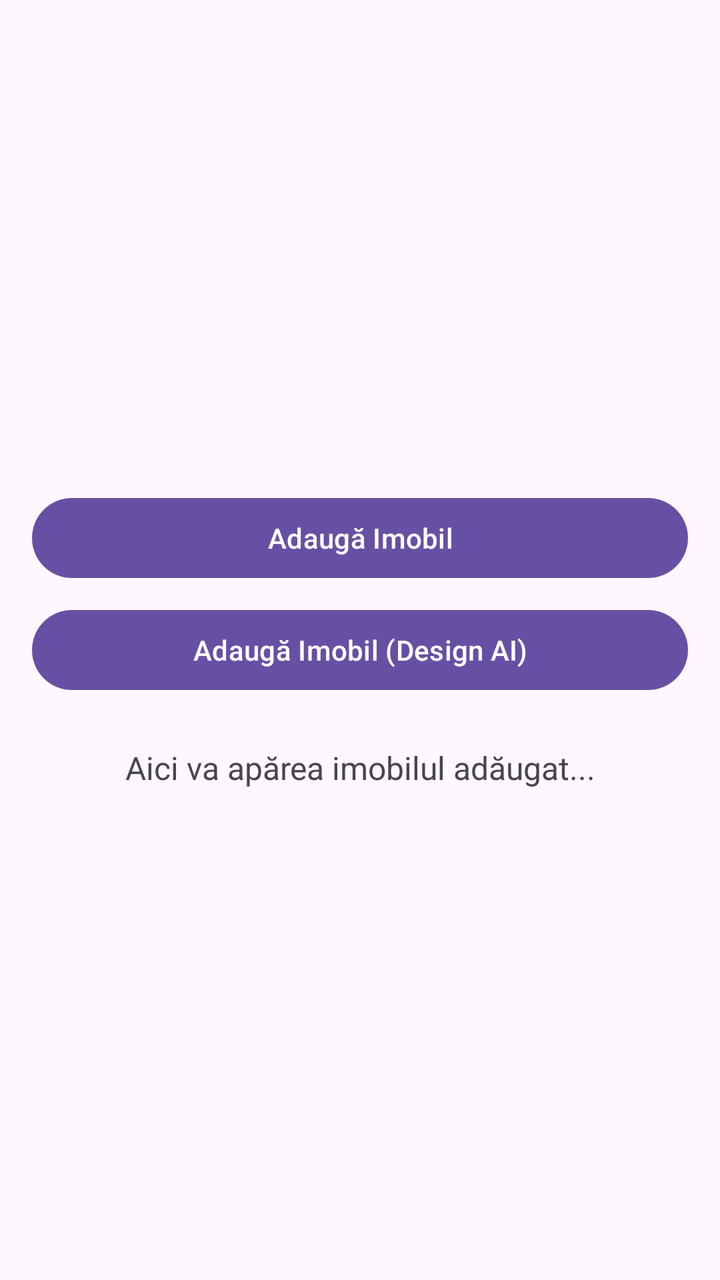
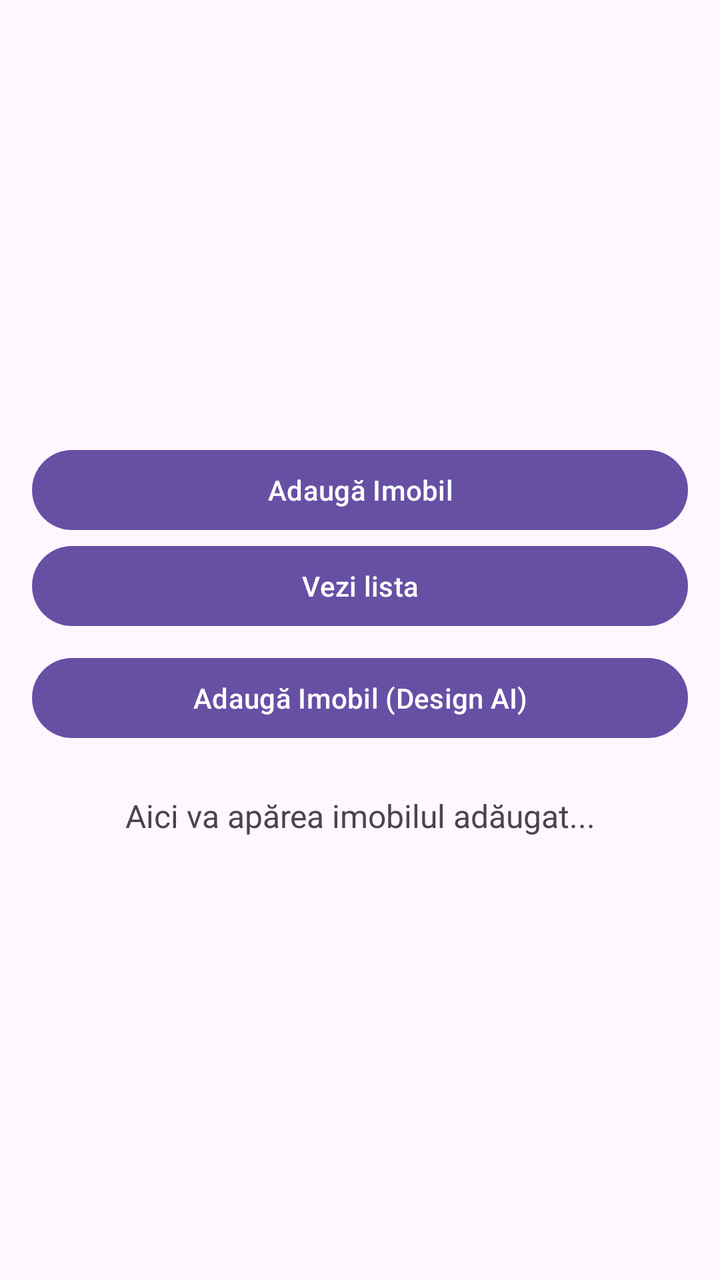

Before-and-after screenshots of an Android layout around one commit, followed by the original layout XML and the change that was made.
<!-- AndroidManifest.xml: application theme Theme.DAM -->
<!-- res/layout/activity_main_practic4.xml -->
<?xml version="1.0" encoding="utf-8"?>
<LinearLayout xmlns:android="http://schemas.android.com/apk/res/android"
    xmlns:tools="http://schemas.android.com/tools"
    android:id="@+id/main"
    android:layout_width="match_parent"
    android:layout_height="match_parent"
    android:orientation="vertical"
    android:padding="16dp"
    android:gravity="center"
    tools:context=".MainActivityPractic4">

    <Button
        android:id="@+id/btnDeschideFormular"
        android:layout_width="match_parent"
        android:layout_height="wrap_content"
        android:text="@string/adaug_imobil" />

    <Button
        android:id="@+id/btnDeschideFormularAi"
        android:layout_width="match_parent"
        android:layout_height="wrap_content"
        android:layout_marginTop="8dp"
        android:text="@string/adaug_imobil_design_ai" />

    <TextView
        android:id="@+id/tvRezultat"
        android:layout_width="match_parent"
        android:layout_height="wrap_content"
        android:layout_marginTop="24dp"
        android:text="@string/aici_va_ap_rea_imobilul_ad_ugat"
        android:textSize="16sp"
        android:textAlignment="center"/>

</LinearLayout>
<!-- resources referenced by this layout -->
<resources>
  <string name="adaug_imobil">Adaugă Imobil</string>
  <string name="adaug_imobil_design_ai">Adaugă Imobil (Design AI)</string>
  <string name="aici_va_ap_rea_imobilul_ad_ugat">Aici va apărea imobilul adăugat...</string>
  <style name="Theme.DAM" parent="Base.Theme.DAM" />
  <style name="Base.Theme.DAM" parent="Theme.Material3.DayNight.NoActionBar">
          
          
      </style>
</resources>

<!-- the commit's change to res/layout/activity_main_practic4.xml (unified diff, before → after) -->
@@ -16,6 +16,12 @@
         android:text="@string/adaug_imobil" />
 
     <Button
+        android:id="@+id/btnVeziLista"
+        android:layout_width="match_parent"
+        android:layout_height="wrap_content"
+        android:text="@string/vezi_lista"/>
+
+    <Button
         android:id="@+id/btnDeschideFormularAi"
         android:layout_width="match_parent"
         android:layout_height="wrap_content"
<!-- resource entries referenced after the edit -->
@@ -3,6 +3,7 @@
   <string name="adaug_imobil">Adaugă Imobil</string>
   <string name="adaug_imobil_design_ai">Adaugă Imobil (Design AI)</string>
   <string name="aici_va_ap_rea_imobilul_ad_ugat">Aici va apărea imobilul adăugat...</string>
+  <string name="vezi_lista">Vezi lista</string>
   <style name="Theme.DAM" parent="Base.Theme.DAM" />
   <style name="Base.Theme.DAM" parent="Theme.Material3.DayNight.NoActionBar">
           
